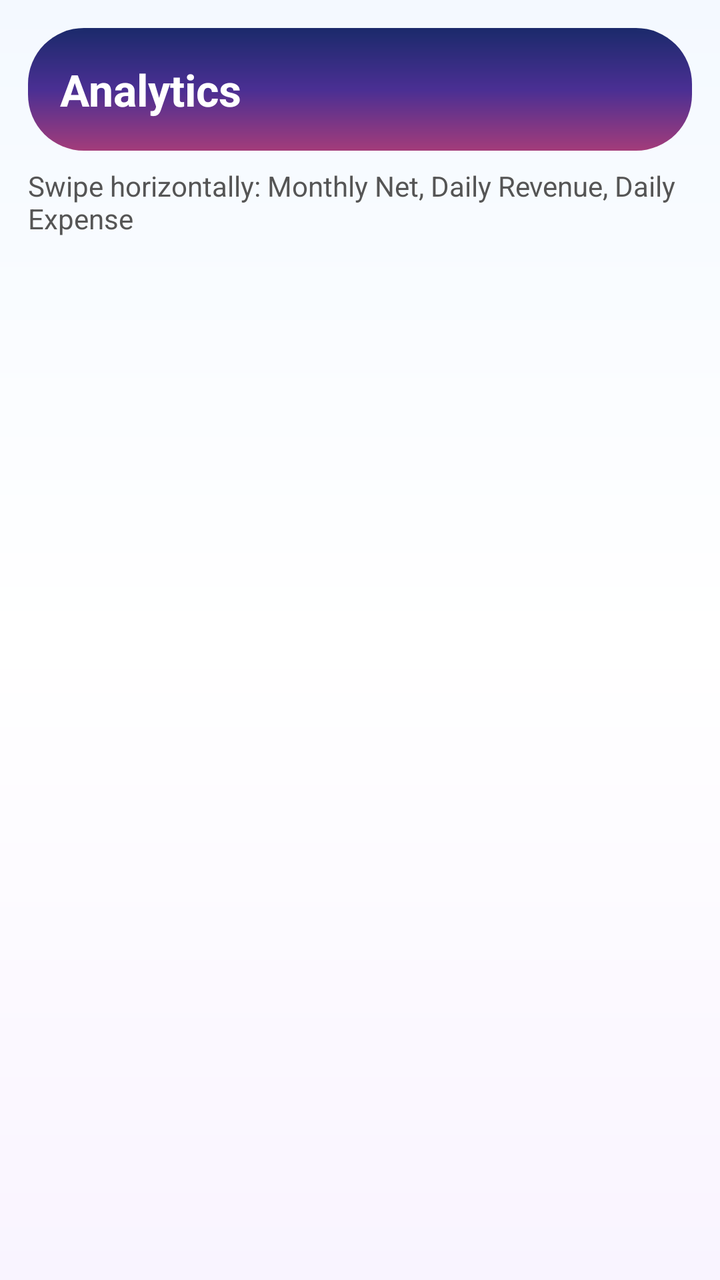
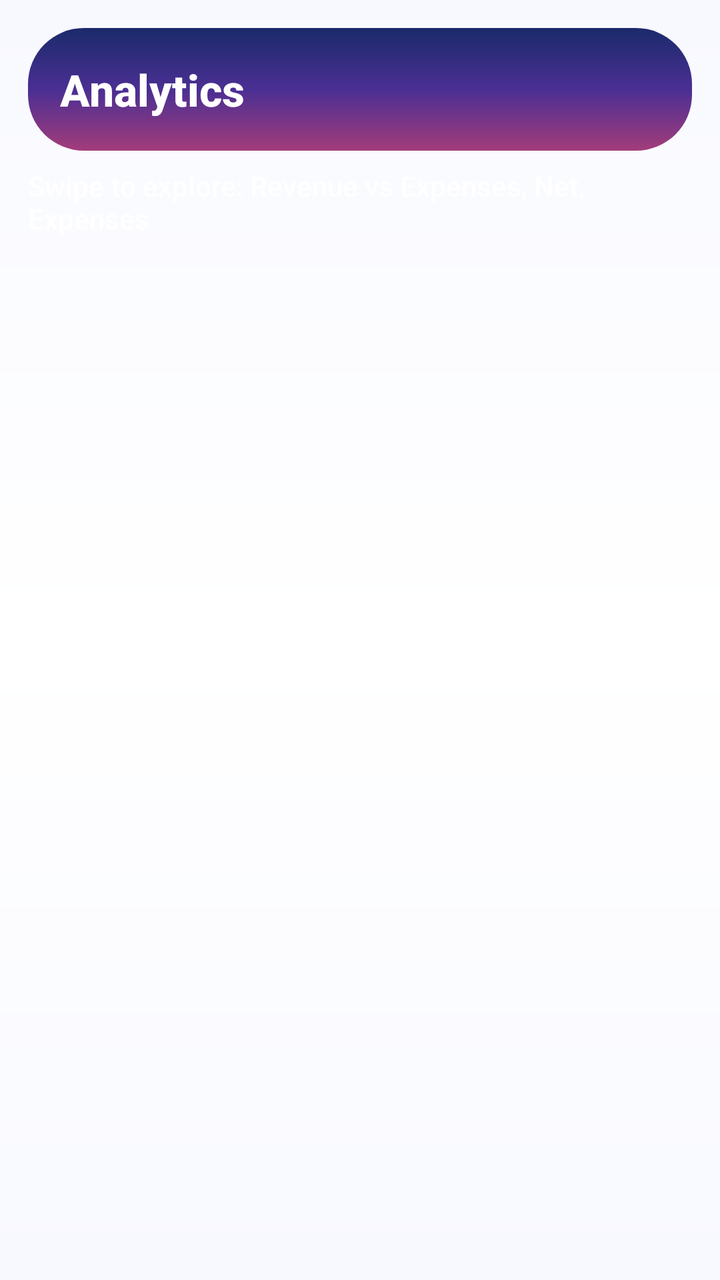

An Android layout rendered at two revisions. The XML below is the earlier revision; the diff shows what the commit changed to produce the second picture.
<!-- AndroidManifest.xml: application theme Theme.Hms -->
<!-- res/layout/activity_admin_analytics.xml -->
<?xml version="1.0" encoding="utf-8"?>
<LinearLayout xmlns:android="http://schemas.android.com/apk/res/android"
    android:layout_width="match_parent"
    android:layout_height="match_parent"
    android:orientation="vertical"
    android:background="@drawable/bg_page_gradient"
    android:padding="14dp">

    <TextView
        android:layout_width="match_parent"
        android:layout_height="wrap_content"
        android:text="Analytics"
        android:textColor="#FFFFFF"
        android:textStyle="bold"
        android:textSize="22sp"
        android:padding="16dp"
        android:background="@drawable/bg_hero_gradient" />

    <TextView
        android:layout_width="match_parent"
        android:layout_height="wrap_content"
        android:layout_marginTop="8dp"
        android:text="Swipe horizontally: Monthly Net, Daily Revenue, Daily Expense"
        android:textColor="#555555" />

    <androidx.viewpager2.widget.ViewPager2
        android:id="@+id/viewPagerAnalytics"
        android:layout_width="match_parent"
        android:layout_height="0dp"
        android:layout_weight="1"
        android:layout_marginTop="10dp" />
</LinearLayout>
<!-- resources referenced by this layout -->
<resources>
  <!-- drawable bg_hero_gradient (drawable) -->
  <?xml version="1.0" encoding="utf-8"?>
  <shape xmlns:android="http://schemas.android.com/apk/res/android"
      android:shape="rectangle">
      <corners android:radius="28dp" />
      <gradient
          android:angle="320"
          android:startColor="#1B2A6B"
          android:centerColor="#4A2F93"
          android:endColor="#A33C7A" />
  </shape>
  <!-- drawable bg_page_gradient (drawable) -->
  <?xml version="1.0" encoding="utf-8"?>
  <shape xmlns:android="http://schemas.android.com/apk/res/android"
      android:shape="rectangle">
      <gradient
          android:angle="270"
          android:startColor="#F4F9FF"
          android:centerColor="#FFFFFF"
          android:endColor="#F9F4FF" />
  </shape>
  <style name="Theme.Hms" parent="Base.Theme.Hms" />
  <style name="Base.Theme.Hms" parent="Theme.Material3.DayNight.NoActionBar">
          
          
      </style>
</resources>

<!-- the commit's change to res/layout/activity_admin_analytics.xml (unified diff, before → after) -->
@@ -20,8 +20,9 @@
         android:layout_width="match_parent"
         android:layout_height="wrap_content"
         android:layout_marginTop="8dp"
-        android:text="Swipe horizontally: Monthly Net, Daily Revenue, Daily Expense"
-        android:textColor="#555555" />
+        android:text="Swipe to explore: Revenue vs Expenses, Net, Expenses"
+        android:textColor="#FFFFFF"
+        android:alpha="0.85" />
 
     <androidx.viewpager2.widget.ViewPager2
         android:id="@+id/viewPagerAnalytics"
<!-- resource entries referenced after the edit -->
@@ -17,14 +17,31 @@
       android:shape="rectangle">
       <gradient
           android:angle="270"
-          android:startColor="#F4F9FF"
-          android:centerColor="#FFFFFF"
-          android:endColor="#F9F4FF" />
+          android:startColor="@color/neutral_bg"
+          android:centerColor="@color/surface"
+          android:endColor="@color/neutral_bg" />
   </shape>
   <style name="Theme.Hms" parent="Base.Theme.Hms" />
+  <color name="neutral_bg">#F8F9FF</color>
+  <color name="surface">#FFFFFF</color>
   <style name="Base.Theme.Hms" parent="Theme.Material3.DayNight.NoActionBar">
-          
-          
+          <item name="colorPrimary">@color/primary</item>
+          <item name="colorOnPrimary">@color/white</item>
+          <item name="colorSecondary">@color/secondary</item>
+          <item name="colorOnSecondary">@color/white</item>
+          <item name="colorSurface">@color/surface</item>
+          <item name="colorOnSurface">@color/text_primary</item>
+          <item name="colorSurfaceVariant">@color/surface_variant</item>
+          <item name="colorOutline">@color/text_secondary</item>
+          <item name="android:windowBackground">@color/neutral_bg</item>
+          <item name="android:fontFamily">sans-serif-medium</item>
+          <item name="fontFamily">sans-serif-medium</item>
       </style>
+  <color name="primary">#5E35B1</color>
+  <color name="white">#FFFFFFFF</color>
+  <color name="secondary">#42A5F5</color>
+  <color name="text_primary">#1A1A2E</color>
+  <color name="surface_variant">#F1F3F9</color>
+  <color name="text_secondary">#6C757D</color>
 </resources>
 
